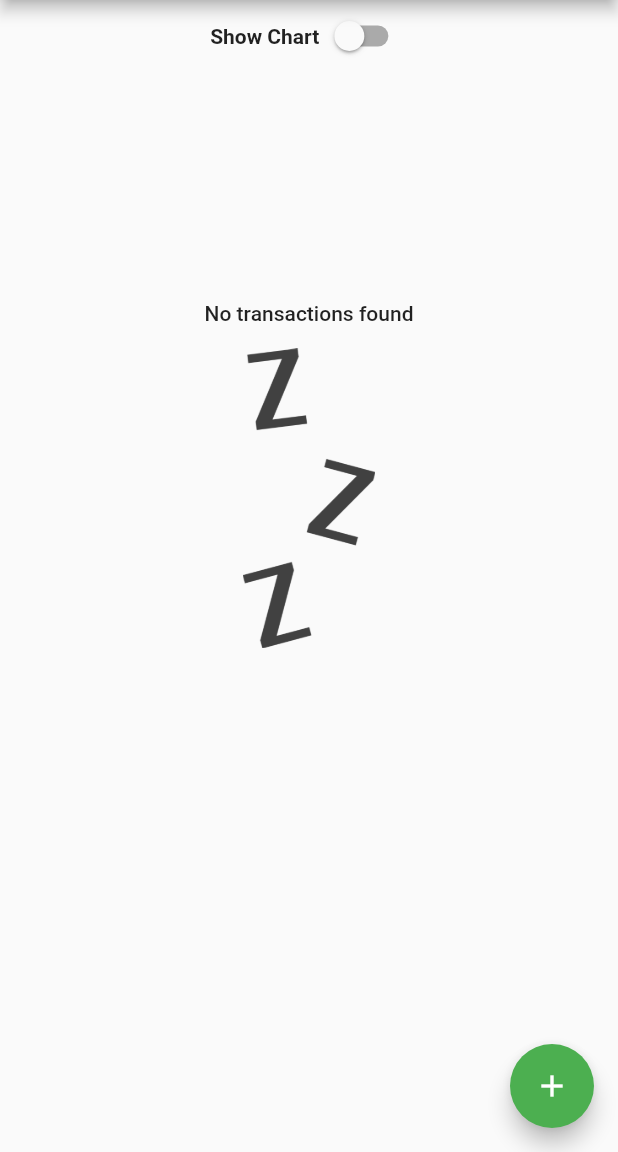
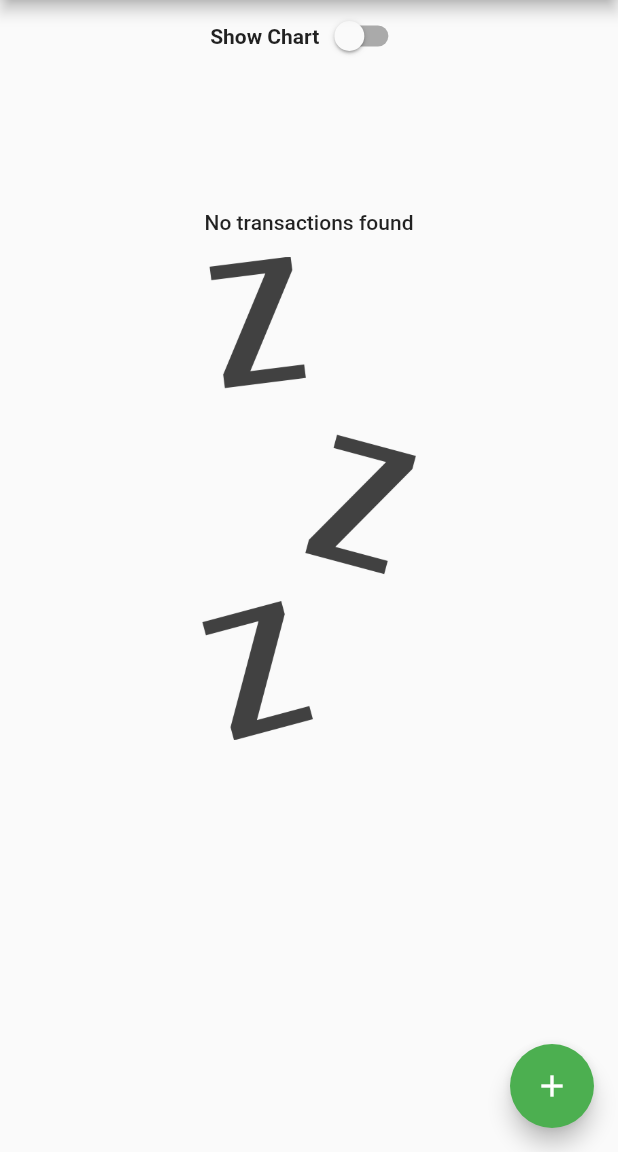
Before and after one commit to TRohit20/Flutter-Playground, a Flutter app: the screen it shows after launch, after a tap on the "delete" icon, on a phone screen of 412 x 824 dp, the part 84-1236 px from its top. Run offline on Flutter 3.47's test engine with Material 2 defaults, Android fonts, the phone set to English and light mode, and no system bars; our stand-ins replace firebase_auth, firebase_core; missing offline and left inert: dart:ffi; accounts and stored records are empty.

Commit message:
Final touch to Landscape Mode (Can do more based on device you are developing for)

```diff
--- a/expense_tracker/lib/main.dart
+++ b/expense_tracker/lib/main.dart
@@ -153,7 +153,7 @@ class _MyHomePageState extends State<MyHomePage> {
                                 .padding
                                 .top) // padding.top is used specifically for the notch or status bar as that is also part of the screen
                         *
-                        0.3,
+                        0.65,
                     child: Chart(_recentTransactions))
                 : Container(
                     height: (MediaQuery.of(context).size.height -
--- a/expense_tracker/lib/widgets/transactions_list.dart
+++ b/expense_tracker/lib/widgets/transactions_list.dart
@@ -15,7 +15,9 @@ class TransactionList extends StatelessWidget {
     return Container(
       height: 500,
       child: transactions.isEmpty
-          ? Column(
+          ? LayoutBuilder(
+              builder: (ctx, constraints) {
+                return Column(
                   mainAxisAlignment: MainAxisAlignment.center,
                   children: [
                     Text(
@@ -27,13 +29,15 @@ class TransactionList extends StatelessWidget {
                       height: 15,
                     ),
                     SizedBox(
-                  height: 200,
+                      height: constraints.maxHeight * 0.6,
                       child: Image.asset(
                         'assets/images/hello.png',
                         fit: BoxFit.cover,
                       ),
                     )
                   ],
+                );
+              },
             )
           : ListView.builder(
               itemBuilder: (context, index) {
```
Lines whose indentation alone changed are shown as unchanged.
